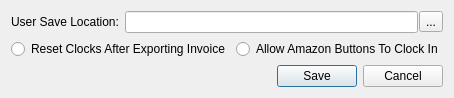
First picture: the form in Gui/PreferencesDialog.ui, repository smithbro2115/Clocking, before the edit.
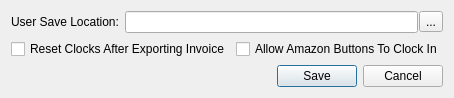
Second picture: the form after the edit.

Commit message: - Buttons fully working now

What changed in the file:
```diff
--- a/Gui/PreferencesDialog.ui
+++ b/Gui/PreferencesDialog.ui
@@ -14,16 +14,6 @@
    <string>Preferences</string>
   </property>
   <layout class="QGridLayout" name="gridLayout">
-   <item row="1" column="0" colspan="2">
-    <widget class="QRadioButton" name="resetClocksAfterExportingInvoicesRadioButton">
-     <property name="layoutDirection">
-      <enum>Qt::LeftToRight</enum>
-     </property>
-     <property name="text">
-      <string>Reset Clocks After Exporting Invoice</string>
-     </property>
-    </widget>
-   </item>
    <item row="0" column="0">
     <widget class="QLabel" name="label">
      <property name="text">
@@ -41,13 +31,6 @@
      </property>
     </widget>
    </item>
-   <item row="1" column="2">
-    <widget class="QRadioButton" name="amazonButtonsRadioButton">
-     <property name="text">
-      <string>Allow Amazon Buttons To Clock In</string>
-     </property>
-    </widget>
-   </item>
    <item row="0" column="1" colspan="2">
     <widget class="QFrame" name="frame">
      <property name="frameShape">
@@ -91,6 +74,23 @@
      </layout>
     </widget>
    </item>
+   <item row="1" column="0" colspan="2">
+    <widget class="QCheckBox" name="resetClocksAfterExportingInvoicesCheckBox">
+     <property name="layoutDirection">
+      <enum>Qt::LeftToRight</enum>
+     </property>
+     <property name="text">
+      <string>Reset Clocks After Exporting Invoice</string>
+     </property>
+    </widget>
+   </item>
+   <item row="1" column="2">
+    <widget class="QCheckBox" name="amazonButtonsCheckBox">
+     <property name="text">
+      <string>Allow Amazon Buttons To Clock In</string>
+     </property>
+    </widget>
+   </item>
   </layout>
  </widget>
  <resources/>
```
The commit also changes 6 other files.
